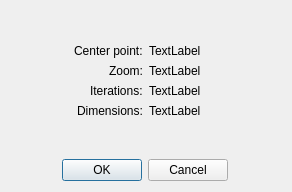
Old version of the form info_dialog.ui in the repository Orisphere/fractals.
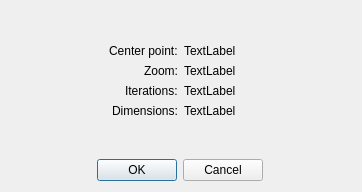
New version of the form.

What changed in the file:
```diff
--- a/info_dialog.ui
+++ b/info_dialog.ui
@@ -6,7 +6,7 @@
    <rect>
     <x>0</x>
     <y>0</y>
-    <width>292</width>
+    <width>362</width>
     <height>192</height>
    </rect>
   </property>
@@ -18,7 +18,7 @@
     <rect>
      <x>10</x>
      <y>10</y>
-     <width>271</width>
+     <width>341</width>
      <height>171</height>
     </rect>
    </property>
```
